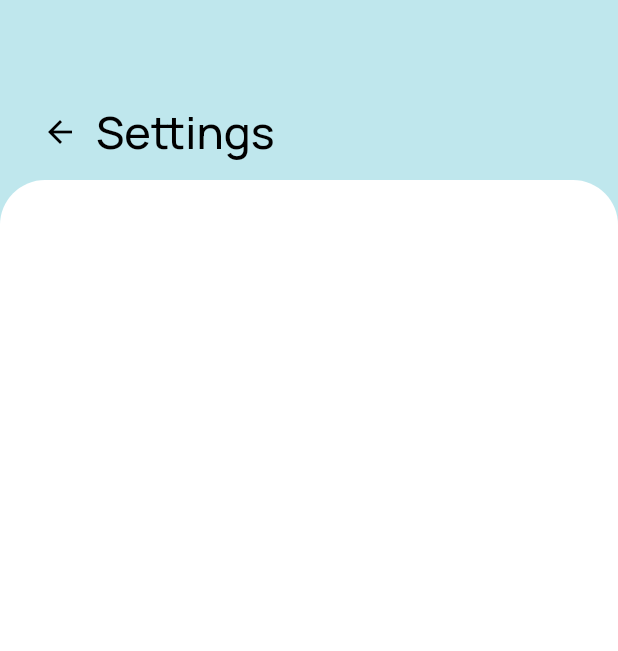
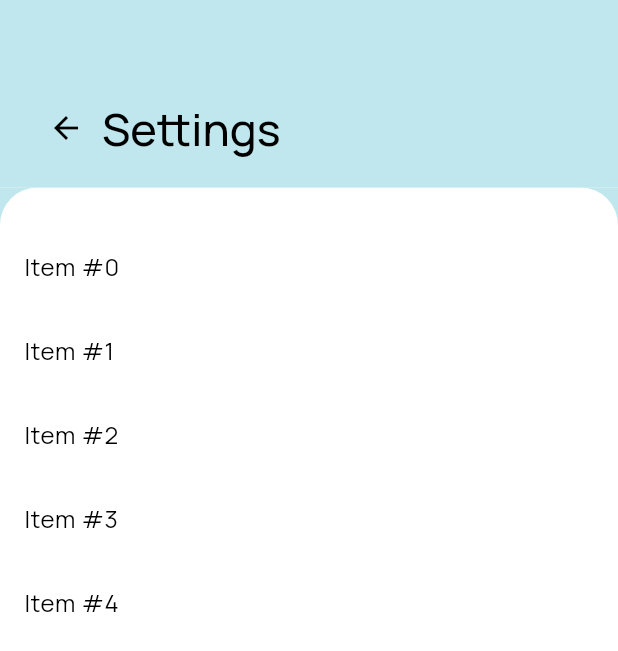
Before and after one commit to elapse-app/elapse, a Flutter app: the screen it shows after launch, item 2 of the bottom bar chosen, after a tap on the "account circle" icon, on a phone screen of 412 x 824 dp. Shown: the top 651 px of the screen. Run offline on Flutter 3.47's test engine with Material 3 defaults, Android fonts, the phone set to English and light mode, and no system bars; our stand-ins replace shared_preferences; missing offline and left inert: chaleno.

Commit message:
refactor: modified page design using rounded_top and settings_button widgets

```diff
--- a/elapse_app/lib/main.dart
+++ b/elapse_app/lib/main.dart
@@ -34,13 +34,13 @@ class _MyAppState extends State<MyApp> {
   // This widget is the root of your application.
   int selectedIndex = 0;
 
-  @override
   List<Widget> screens = [
     HomeScreen(),
     TournamentScreen(),
     MyTeamScreen(),
     ExploreScreen(),
   ];
+  @override
   Widget build(BuildContext context) {
     return Consumer<ColorProvider>(builder: (context, colorProvider, child) {
       bool systemDefined = false;
--- a/elapse_app/lib/screens/home/home.dart
+++ b/elapse_app/lib/screens/home/home.dart
@@ -1,3 +1,4 @@
+import 'package:elapse_app/screens/widgets/rounded_top.dart';
 import 'package:elapse_app/screens/settings/settings.dart';
 import 'package:flutter/material.dart';
 
@@ -8,10 +9,7 @@ class HomeScreen extends StatelessWidget {
   Widget build(BuildContext context) {
     return Scaffold(
       backgroundColor: Theme.of(context).colorScheme.surface,
-      body: Stack(
-        children: [
-          Container(height: 300, color: Theme.of(context).colorScheme.primary),
-          CustomScrollView(
+      body: CustomScrollView(
         slivers: [
           SliverAppBar.large(
             automaticallyImplyLeading: false,
@@ -52,8 +50,7 @@ class HomeScreen extends StatelessWidget {
                         crossAxisAlignment: CrossAxisAlignment.start,
                         children: [
                           Row(
-                                mainAxisAlignment:
-                                    MainAxisAlignment.spaceBetween,
+                            mainAxisAlignment: MainAxisAlignment.spaceBetween,
                             children: [
                               const Spacer(),
                               IconButton(
@@ -62,21 +59,21 @@ class HomeScreen extends StatelessWidget {
                                   weight: 0.1,
                                 ),
                                 iconSize: 30,
-                                    color:
-                                        Theme.of(context).colorScheme.onSurface,
+                                color: Theme.of(context).colorScheme.onSurface,
                                 onPressed: () {
                                   Navigator.of(context, rootNavigator: true)
                                       .push(
                                     MaterialPageRoute(
-                                          builder: (context) =>
-                                              SettingsScreen(),
+                                      builder: (context) => SettingsScreen(),
                                     ),
                                   );
                                 },
                               ),
                             ],
                           ),
-                              Container(
+                          Padding(
+                            padding: const EdgeInsets.only(right: 8.0),
+                            child: Container(
                               height: 60,
                               width: double.infinity,
                               decoration: BoxDecoration(
@@ -103,6 +100,7 @@ class HomeScreen extends StatelessWidget {
                                 ],
                               ),
                             ),
+                          ),
                         ],
                       ),
                     ),
@@ -112,28 +110,26 @@ class HomeScreen extends StatelessWidget {
             ),
             backgroundColor: Theme.of(context).colorScheme.primary,
           ),
-              SliverToBoxAdapter(
-                child: Container(
-                  decoration: BoxDecoration(
-                    color: Theme.of(context).colorScheme.surface,
-                    borderRadius: const BorderRadius.only(
-                      topLeft: Radius.circular(30),
-                      topRight: Radius.circular(30),
-                    ),
-                  ),
-                  height: 1000,
+          const RoundedTop(),
+          SliverList(
+            delegate: SliverChildBuilderDelegate(
+              (BuildContext context, int index) {
+                return ListTile(
+                  tileColor: Theme.of(context).colorScheme.surface,
+                  title: Text('Item #$index'),
+                );
+              },
+              childCount: 5, // Replace with the number of items in your list
             ),
           ),
           SliverFillRemaining(
-                hasScrollBody: false,
+            fillOverscroll: true,
             child: Container(
               color: Theme.of(context).colorScheme.surface,
             ),
           ),
         ],
       ),
-        ],
-      ),
     );
   }
 }
--- a/elapse_app/lib/screens/settings/settings.dart
+++ b/elapse_app/lib/screens/settings/settings.dart
@@ -1,3 +1,4 @@
+import 'package:elapse_app/screens/widgets/rounded_top.dart';
 import 'package:flutter/material.dart';
 
 class SettingsScreen extends StatelessWidget {
@@ -7,52 +8,57 @@ class SettingsScreen extends StatelessWidget {
   Widget build(BuildContext context) {
     return Scaffold(
       backgroundColor: Theme.of(context).colorScheme.surface,
-      body: Stack(
-        children: [
-          Container(height: 300, color: Theme.of(context).colorScheme.primary),
-          CustomScrollView(
+      body: CustomScrollView(
         slivers: [
-              SliverAppBar.medium(
+          SliverAppBar.large(
             automaticallyImplyLeading: false,
-                expandedHeight: 120,
+            expandedHeight: 125,
             centerTitle: false,
-                title: Row(
+            flexibleSpace: FlexibleSpaceBar(
+              expandedTitleScale: 1,
+              collapseMode: CollapseMode.parallax,
+              title: Padding(
+                padding: const EdgeInsets.only(left: 20, right: 12),
+                child: Row(
+                  crossAxisAlignment: CrossAxisAlignment.center,
                   children: [
                     IconButton(
-                      icon: Icon(Icons.arrow_back),
                         onPressed: () {
-                        Navigator.of(context, rootNavigator: true).pop();
+                          Navigator.pop(context);
                         },
+                        icon: Icon(Icons.arrow_back)),
+                    const Text(
+                      "Settings",
+                      style:
+                          TextStyle(fontSize: 30, fontWeight: FontWeight.w500),
                     ),
-                    const Text("Settings",
-                        style: TextStyle(
-                            fontSize: 30, fontWeight: FontWeight.w500)),
                   ],
+                ),
+              ),
+              centerTitle: false,
             ),
             backgroundColor: Theme.of(context).colorScheme.primary,
           ),
-              SliverToBoxAdapter(
-                child: Container(
-                  decoration: BoxDecoration(
-                    color: Theme.of(context).colorScheme.surface,
-                    borderRadius: const BorderRadius.only(
-                      topLeft: Radius.circular(30),
-                      topRight: Radius.circular(30),
-                    ),
-                  ),
-                  height: 1000,
+          const RoundedTop(),
+          SliverList(
+            delegate: SliverChildBuilderDelegate(
+              (BuildContext context, int index) {
+                return ListTile(
+                  tileColor: Theme.of(context).colorScheme.surface,
+                  title: Text('Item #$index'),
+                );
+              },
+              childCount: 5, // Replace with the number of items in your list
             ),
           ),
           SliverFillRemaining(
-                hasScrollBody: false,
+            fillOverscroll: true,
             child: Container(
               color: Theme.of(context).colorScheme.surface,
             ),
           ),
         ],
       ),
-        ],
-      ),
     );
   }
 }
--- a/elapse_app/lib/screens/tournament/tournament.dart
+++ b/elapse_app/lib/screens/tournament/tournament.dart
@@ -1,17 +1,22 @@
-import 'package:elapse_app/screens/settings/settings.dart';
+import 'package:elapse_app/screens/widgets/rounded_top.dart';
+import 'package:elapse_app/screens/widgets/settings_button.dart';
 import 'package:flutter/material.dart';
 
-class TournamentScreen extends StatelessWidget {
+class TournamentScreen extends StatefulWidget {
   const TournamentScreen({super.key});
+
+  @override
+  State<TournamentScreen> createState() => _TournamentScreenState();
+}
+
+class _TournamentScreenState extends State<TournamentScreen> {
+  int selectedIndex = 0;
 
   @override
   Widget build(BuildContext context) {
     return Scaffold(
       backgroundColor: Theme.of(context).colorScheme.surface,
-      body: Stack(
-        children: [
-          Container(height: 300, color: Theme.of(context).colorScheme.primary),
-          CustomScrollView(
+      body: CustomScrollView(
         slivers: [
           SliverAppBar.large(
             automaticallyImplyLeading: false,
@@ -21,15 +26,15 @@ class TournamentScreen extends StatelessWidget {
               expandedTitleScale: 1,
               collapseMode: CollapseMode.parallax,
               title: Padding(
-                    padding: const EdgeInsets.only(left: 20, right: 12),
+                padding: const EdgeInsets.only(left: 20.0, right: 12.0),
                 child: Row(
                   mainAxisAlignment: MainAxisAlignment.spaceBetween,
                   crossAxisAlignment: CrossAxisAlignment.end,
                   children: [
                     const Text(
                       "Schedule",
-                          style: TextStyle(
-                              fontSize: 30, fontWeight: FontWeight.w500),
+                      style:
+                          TextStyle(fontSize: 30, fontWeight: FontWeight.w500),
                     ),
                     IconButton(
                       icon: const Icon(
@@ -44,8 +49,8 @@ class TournamentScreen extends StatelessWidget {
               centerTitle: false,
               background: SafeArea(
                 child: Padding(
-                      padding: const EdgeInsets.only(
-                          left: 20, right: 12, bottom: 20),
+                  padding:
+                      const EdgeInsets.only(left: 20, right: 12, bottom: 20),
                   child: Column(
                     mainAxisAlignment: MainAxisAlignment.spaceBetween,
                     crossAxisAlignment: CrossAxisAlignment.start,
@@ -85,22 +90,7 @@ class TournamentScreen extends StatelessWidget {
                             onChanged: (value) => {},
                           ),
                           const Spacer(),
-                              IconButton(
-                                icon: const Icon(
-                                  Icons.account_circle_rounded,
-                                  weight: 0.1,
-                                ),
-                                iconSize: 30,
-                                color: Theme.of(context).colorScheme.onSurface,
-                                onPressed: () {
-                                  Navigator.of(context, rootNavigator: true)
-                                      .push(
-                                    MaterialPageRoute(
-                                      builder: (context) => SettingsScreen(),
-                                    ),
-                                  );
-                                },
-                              ),
+                          const SettingsButton()
                         ],
                       ),
                     ],
@@ -110,8 +100,17 @@ class TournamentScreen extends StatelessWidget {
             ),
             backgroundColor: Theme.of(context).colorScheme.primary,
           ),
-              SliverToBoxAdapter(
-                child: Container(
+          SliverPersistentHeader(
+            pinned: true,
+            delegate: SliverHeaderDelegate(
+              minHeight: 70.0,
+              maxHeight: 70.0,
+              child: Stack(
+                children: [
+                  Container(
+                      height: 300,
+                      color: Theme.of(context).colorScheme.primary),
+                  Container(
                     decoration: BoxDecoration(
                       color: Theme.of(context).colorScheme.surface,
                       borderRadius: const BorderRadius.only(
@@ -119,19 +118,77 @@ class TournamentScreen extends StatelessWidget {
                         topRight: Radius.circular(30),
                       ),
                     ),
-                  height: 1000,
+                    child: Padding(
+                      padding: const EdgeInsets.symmetric(
+                          horizontal: 25, vertical: 13),
+                      child: Row(
+                        mainAxisAlignment: MainAxisAlignment.spaceBetween,
+                        children: [
+                          _buildIconButton(
+                              context, Icons.calendar_view_day_outlined, 0),
+                          _buildIconButton(
+                              context, Icons.format_list_numbered_outlined, 1),
+                          _buildIconButton(
+                              context, Icons.sports_esports_outlined, 2),
+                          _buildIconButton(context, Icons.info_outlined, 3),
+                        ],
+                      ),
+                    ),
+                  ),
+                ],
+              ),
+            ),
+          ),
+          SliverList(
+            delegate: SliverChildBuilderDelegate(
+              (BuildContext context, int index) {
+                return ListTile(
+                  tileColor: Theme.of(context).colorScheme.surface,
+                  title: Text('Item #$index'),
+                );
+              },
+              childCount: 5, // Replace with the number of items in your list
             ),
           ),
           SliverFillRemaining(
-                hasScrollBody: false,
+            fillOverscroll: true,
             child: Container(
               color: Theme.of(context).colorScheme.surface,
             ),
           ),
         ],
       ),
+    );
+  }
+
+  Widget _buildIconButton(BuildContext context, IconData icon, int index) {
+    return Stack(
+      alignment: Alignment.center,
+      children: [
+        Container(
+          width: 50,
+          height: 50,
+          decoration: BoxDecoration(
+            shape: BoxShape.circle,
+            color: selectedIndex == index
+                ? Theme.of(context).colorScheme.primary
+                : Theme.of(context).colorScheme.surface,
+          ),
+        ),
+        IconButton(
+          highlightColor: Theme.of(context).colorScheme.primary,
+          icon: Icon(
+            icon,
+            size: 24,
+            color: Theme.of(context).colorScheme.secondary,
+          ),
+          onPressed: () {
+            setState(() {
+              selectedIndex = index;
+            });
+          },
+        ),
       ],
-      ),
     );
   }
 }
--- /dev/null
+++ b/elapse_app/lib/screens/widgets/rounded_top.dart
@@ -0,0 +1,65 @@
+import 'package:flutter/material.dart';
+
+class RoundedTop extends StatelessWidget {
+  const RoundedTop({super.key});
+
+  @override
+  Widget build(BuildContext context) {
+    return SliverPersistentHeader(
+      pinned: true,
+      delegate: SliverHeaderDelegate(
+        minHeight: 25.0,
+        maxHeight: 25.0,
+        child: Stack(
+          children: [
+            Container(
+              color: Theme.of(context).colorScheme.primary,
+              height: 25,
+            ),
+            Container(
+              height: 25,
+              decoration: BoxDecoration(
+                color: Theme.of(context).colorScheme.surface,
+                borderRadius: const BorderRadius.only(
+                  topLeft: Radius.circular(25),
+                  topRight: Radius.circular(25),
+                ),
+              ),
+            ),
+          ],
+        ),
+      ),
+    );
+  }
+}
+
+class SliverHeaderDelegate extends SliverPersistentHeaderDelegate {
+  final double minHeight;
+  final double maxHeight;
+  final Widget child;
+
+  SliverHeaderDelegate({
+    required this.minHeight,
+    required this.maxHeight,
+    required this.child,
+  });
+
+  @override
+  double get minExtent => minHeight;
+
+  @override
+  double get maxExtent => maxHeight;
+
+  @override
+  Widget build(
+      BuildContext context, double shrinkOffset, bool overlapsContent) {
+    return SizedBox.expand(child: child);
+  }
+
+  @override
+  bool shouldRebuild(SliverHeaderDelegate oldDelegate) {
+    return oldDelegate.minHeight != minHeight ||
+        oldDelegate.maxHeight != maxHeight ||
+        oldDelegate.child != child;
+  }
+}
--- /dev/null
+++ b/elapse_app/lib/screens/widgets/settings_button.dart
@@ -0,0 +1,25 @@
+import 'package:elapse_app/screens/settings/settings.dart';
+import 'package:flutter/material.dart';
+
+class SettingsButton extends StatelessWidget {
+  const SettingsButton({super.key});
+
+  @override
+  Widget build(BuildContext context) {
+    return IconButton(
+      icon: const Icon(
+        Icons.account_circle_rounded,
+        weight: 0.1,
+      ),
+      iconSize: 30,
+      color: Theme.of(context).colorScheme.onSurface,
+      onPressed: () {
+        Navigator.of(context, rootNavigator: true).push(
+          MaterialPageRoute(
+            builder: (context) => const SettingsScreen(),
+          ),
+        );
+      },
+    );
+  }
+}
```
Also changed, not shown: elapse_app/lib/screens/explore/explore.dart (+20 -41 lines), elapse_app/lib/screens/my_team/my_team.dart (+19 -34 lines). Lines whose indentation alone changed are shown as unchanged.
